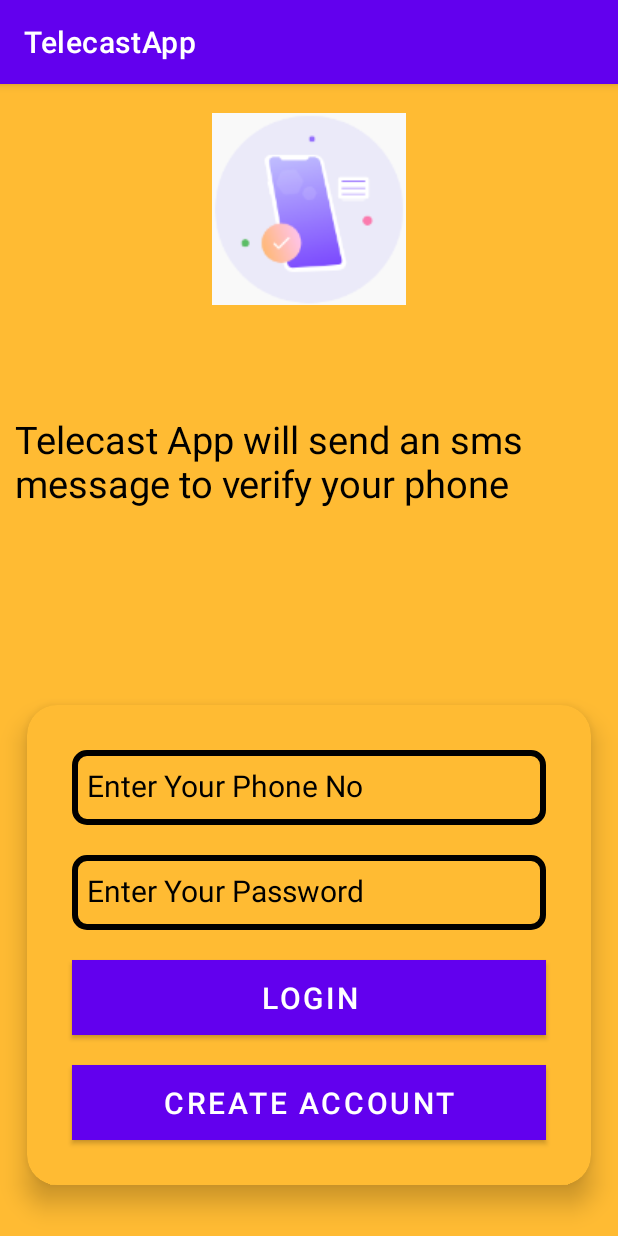
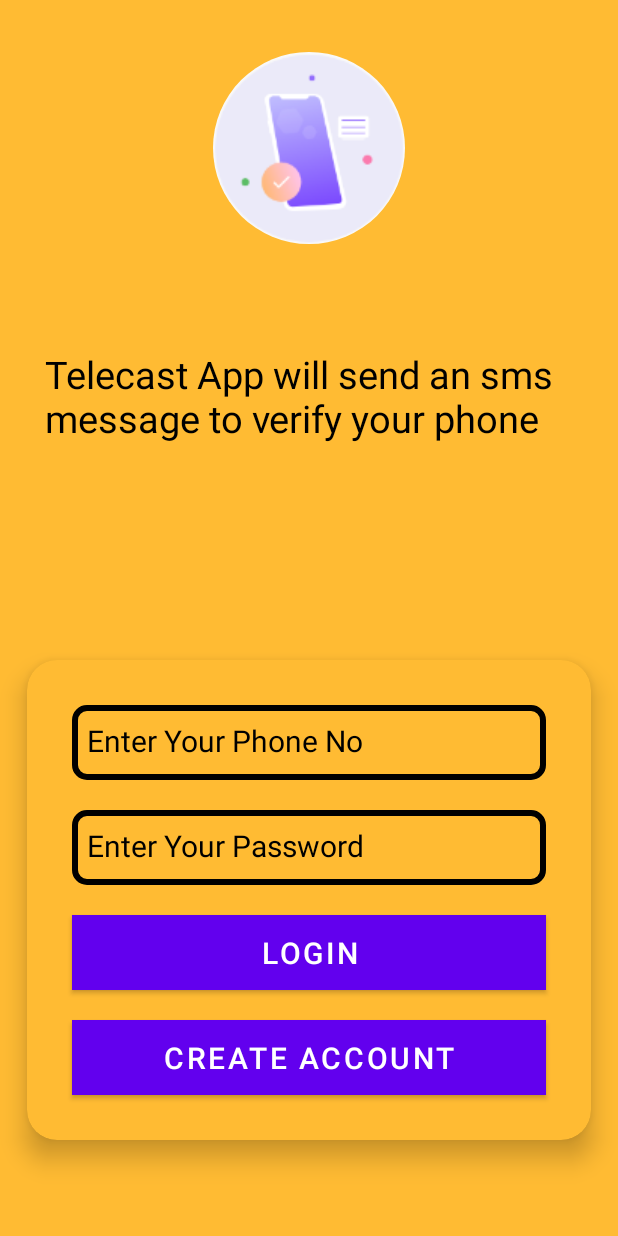
Before and after one commit to Ankit451-hash/TelecastApp, an Android app: the screen it shows after launch (LoginActivity), on a phone screen of 412 x 824 dp. Run offline under Robolectric (Android 15) with nearby library versions, the phone set to English and light mode, and no system bars; our stand-ins replace CircleImageView.

Commit message:
[Commit] Circular ImageView implementation and updated javadoc.

```diff
--- a/app/build.gradle
+++ b/app/build.gradle
@@ -31,7 +31,6 @@ android {
 }
 
 dependencies {
-
     implementation 'androidx.appcompat:appcompat:1.4.2'
     implementation 'com.google.android.material:material:1.6.1'
     implementation 'androidx.constraintlayout:constraintlayout:2.1.4'
--- a/app/src/main/AndroidManifest.xml
+++ b/app/src/main/AndroidManifest.xml
@@ -11,6 +11,7 @@
         android:theme="@style/Theme.TelecastApp">
         <activity
             android:name=".LoginActivity"
+            android:theme="@style/Theme.MaterialComponents.DayNight.NoActionBar"
             android:exported="true">
             <intent-filter>
                 <action android:name="android.intent.action.MAIN" />
--- a/app/src/main/java/com/example/telecastapp/LoginActivity.java
+++ b/app/src/main/java/com/example/telecastapp/LoginActivity.java
@@ -8,12 +8,24 @@ import android.widget.Toast;
 
 import androidx.appcompat.app.AppCompatActivity;
 
-// *  This Activity is used for handling login related activity.
+/**
+ * This Activity is used for handling login related activity.
+ */
 public class LoginActivity extends AppCompatActivity {
 
-    // *  This Variable is used to store/handle user login information.
-    Button logIn, signUp;
-    EditText userNo, userPwd;
+    /**
+     * This Variable is used to handle user login information.
+     */
+    Button logIn;
+    /**
+     * This Variable is used to store/handle user signup information.
+     */
+    Button signUp;
+    /**
+     * This Variable is used to store/handle user login information.
+     */
+    EditText userNo;
+    EditText userPwd;
 
     @Override
     protected void onCreate(Bundle savedInstanceState) {
@@ -27,7 +39,6 @@ public class LoginActivity extends AppCompatActivity {
         String phoneNo = userNo.getText().toString();
         String pwd = userNo.getText().toString();
 
-        // *  This method is used to handle user login click.
         logIn.setOnClickListener(view -> {
             if (TextUtils.isEmpty(phoneNo) || TextUtils.isEmpty(pwd)) {
                 Toast t = Toast.makeText(getApplicationContext(), "All Fields Required",
@@ -39,7 +50,6 @@ public class LoginActivity extends AppCompatActivity {
             }
         });
 
-        // *  This method is used to handle new user creation operation.
         signUp.setOnClickListener(view -> {
             Toast.makeText(getApplicationContext(), "Create an Account", Toast.LENGTH_SHORT)
                     .show();
--- a/app/src/main/res/layout/activity_sign_up.xml
+++ b/app/src/main/res/layout/activity_sign_up.xml
@@ -11,20 +11,19 @@
         android:id="@+id/image_login"
         android:layout_width="wrap_content"
         android:layout_height="wrap_content"
-        android:background="@drawable/mobile_auth"
+        android:src="@drawable/mobile_auth"
         app:layout_constraintBottom_toBottomOf="parent"
         app:layout_constraintEnd_toEndOf="parent"
         app:layout_constraintStart_toStartOf="parent"
         app:layout_constraintTop_toTopOf="parent"
-        app:layout_constraintVertical_bias="0.03" />
+        app:layout_constraintVertical_bias="0.05" />
 
     <TextView
         android:id="@+id/text_chat"
-        android:layout_width="wrap_content"
+        android:layout_width="match_parent"
         android:layout_height="84dp"
-        android:layout_gravity="start"
         android:padding="10dp"
-        android:layout_margin="10dp"
+        android:layout_marginLeft="20dp"
         android:text="@string/chat"
         android:textColor="@color/black"
         android:textSize="25dp"
@@ -38,7 +37,7 @@
         android:id="@+id/card_login"
         android:layout_width="match_parent"
         android:layout_height="wrap_content"
-        android:layout_marginBottom="10dp"
+        android:layout_marginBottom="40dp"
         app:cardBackgroundColor="@android:color/holo_orange_light"
         app:cardCornerRadius="20dp"
         app:cardElevation="10dp"
```
Also changed, not shown: app/src/main/java/com/example/telecastapp/MainActivity.java (+5 -2 lines).
